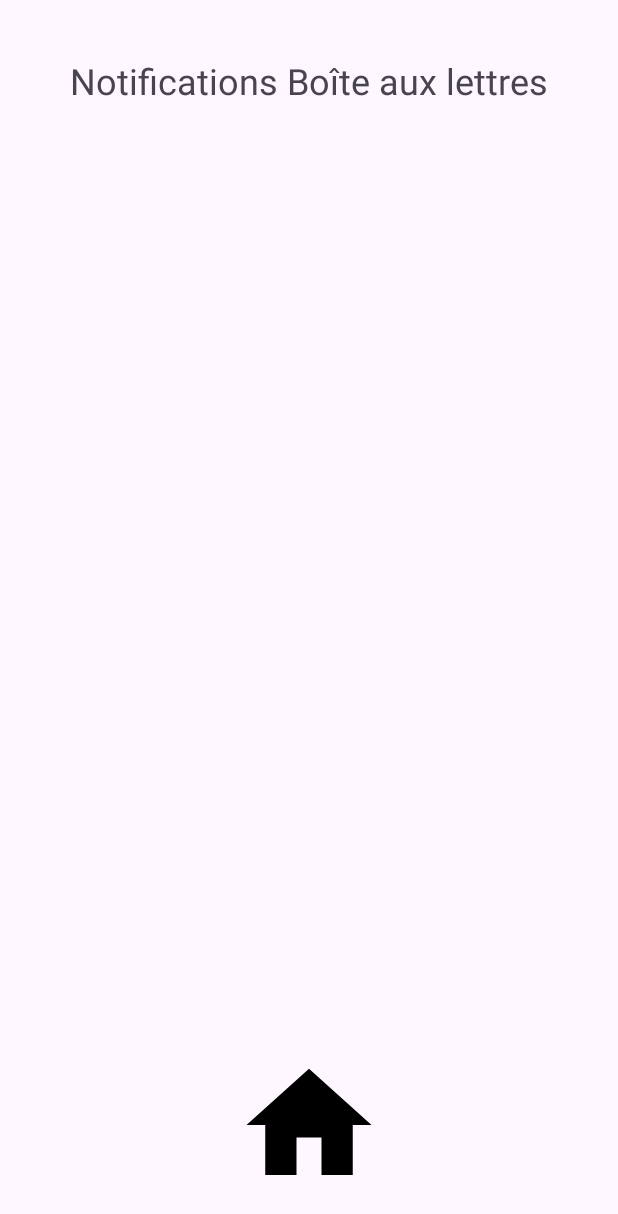
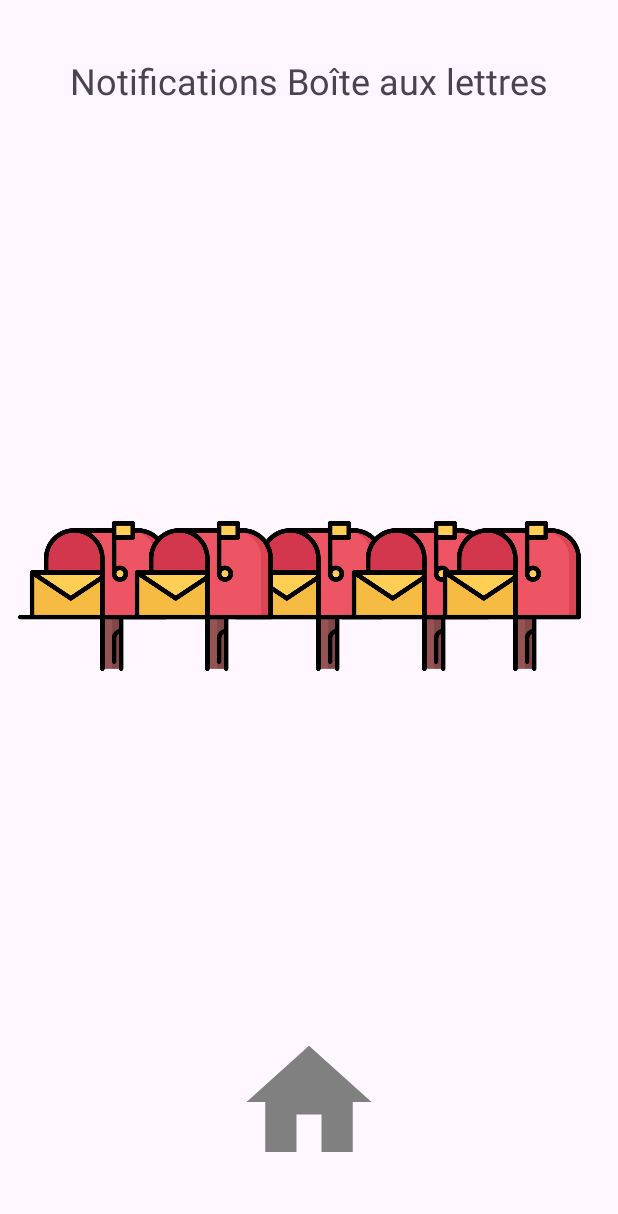
Before and after one commit to btssn-lasalle-84/domotifications-2024, an Android app: the FenetreBoiteAuxLettres screen opened directly, with no data from a screen before it, on a phone screen of 412 x 824 dp. Shown: the top 1214 px of the screen. Run offline under Robolectric (Android 15) with nearby library versions, the phone set to English and light mode, and no system bars.

Commit message:
Ajout images restantes et modification couleur bouton home

```diff
--- a/domotifications-android/Domotifications/app/src/main/res/drawable/ic_home_black_24dp.xml
+++ b/domotifications-android/Domotifications/app/src/main/res/drawable/ic_home_black_24dp.xml
@@ -4,6 +4,6 @@
     android:viewportWidth="24.0"
     android:viewportHeight="24.0">
     <path
-        android:fillColor="#FF000000"
+        android:fillColor="#808080"
         android:pathData="M10,20v-6h4v6h5v-8h3L12,3 2,12h3v8z" />
 </vector>
--- a/domotifications-android/Domotifications/app/src/main/res/layout/activity_menu_boite_aux_lettres.xml
+++ b/domotifications-android/Domotifications/app/src/main/res/layout/activity_menu_boite_aux_lettres.xml
@@ -26,11 +26,73 @@
         android:layout_gravity="center_horizontal"
         android:layout_margin="24dp"
         android:background="@android:color/transparent"
+        android:backgroundTint="#FFFFFF"
         android:scaleType="fitXY"
         android:src="@drawable/ic_home_black_24dp"
         app:layout_constraintBottom_toBottomOf="parent"
         app:layout_constraintLeft_toLeftOf="parent"
         app:layout_constraintRight_toRightOf="parent"
+        app:layout_constraintTop_toTopOf="parent"
+        app:layout_constraintVertical_bias="0.977"
         tools:ignore="MissingConstraints" />
 
+    <ImageView
+        android:id="@+id/boiteAuxLettres2"
+        android:layout_width="100dp"
+        android:layout_height="100dp"
+        app:layout_constraintBottom_toBottomOf="parent"
+        app:layout_constraintEnd_toEndOf="parent"
+        app:layout_constraintStart_toStartOf="parent"
+        app:layout_constraintTop_toTopOf="parent"
+        app:layout_constraintVertical_bias="0.48"
+        app:srcCompat="@drawable/boite_aux_lettres" />
+
+    <ImageView
+        android:id="@+id/boiteAuxLettres0"
+        android:layout_width="100dp"
+        android:layout_height="100dp"
+        app:layout_constraintBottom_toBottomOf="parent"
+        app:layout_constraintEnd_toEndOf="parent"
+        app:layout_constraintHorizontal_bias="0.039"
+        app:layout_constraintStart_toStartOf="parent"
+        app:layout_constraintTop_toTopOf="parent"
+        app:layout_constraintVertical_bias="0.48"
+        app:srcCompat="@drawable/boite_aux_lettres" />
+
+    <ImageView
+        android:id="@+id/boiteAuxLettres1"
+        android:layout_width="100dp"
+        android:layout_height="100dp"
+        app:layout_constraintBottom_toBottomOf="parent"
+        app:layout_constraintEnd_toEndOf="parent"
+        app:layout_constraintHorizontal_bias="0.262"
+        app:layout_constraintStart_toStartOf="parent"
+        app:layout_constraintTop_toTopOf="parent"
+        app:layout_constraintVertical_bias="0.48"
+        app:srcCompat="@drawable/boite_aux_lettres" />
+
+    <ImageView
+        android:id="@+id/boiteAuxLettres3"
+        android:layout_width="100dp"
+        android:layout_height="100dp"
+        app:layout_constraintBottom_toBottomOf="parent"
+        app:layout_constraintEnd_toEndOf="parent"
+        app:layout_constraintHorizontal_bias="0.726"
+        app:layout_constraintStart_toStartOf="parent"
+        app:layout_constraintTop_toTopOf="parent"
+        app:layout_constraintVertical_bias="0.48"
+        app:srcCompat="@drawable/boite_aux_lettres" />
+
+    <ImageView
+        android:id="@+id/boiteAuxLettres4"
+        android:layout_width="100dp"
+        android:layout_height="100dp"
+        app:layout_constraintBottom_toBottomOf="parent"
+        app:layout_constraintEnd_toEndOf="parent"
+        app:layout_constraintHorizontal_bias="0.922"
+        app:layout_constraintStart_toStartOf="parent"
+        app:layout_constraintTop_toTopOf="parent"
+        app:layout_constraintVertical_bias="0.48"
+        app:srcCompat="@drawable/boite_aux_lettres" />
+
 </androidx.constraintlayout.widget.ConstraintLayout>
```
Also changed, not shown: domotifications-android/Domotifications/app/src/main/res/layout/activity_menu_machine.xml (+60 -0 lines), domotifications-android/Domotifications/app/src/main/res/layout/activity_menu_poubelle.xml (+5 -2 lines).
